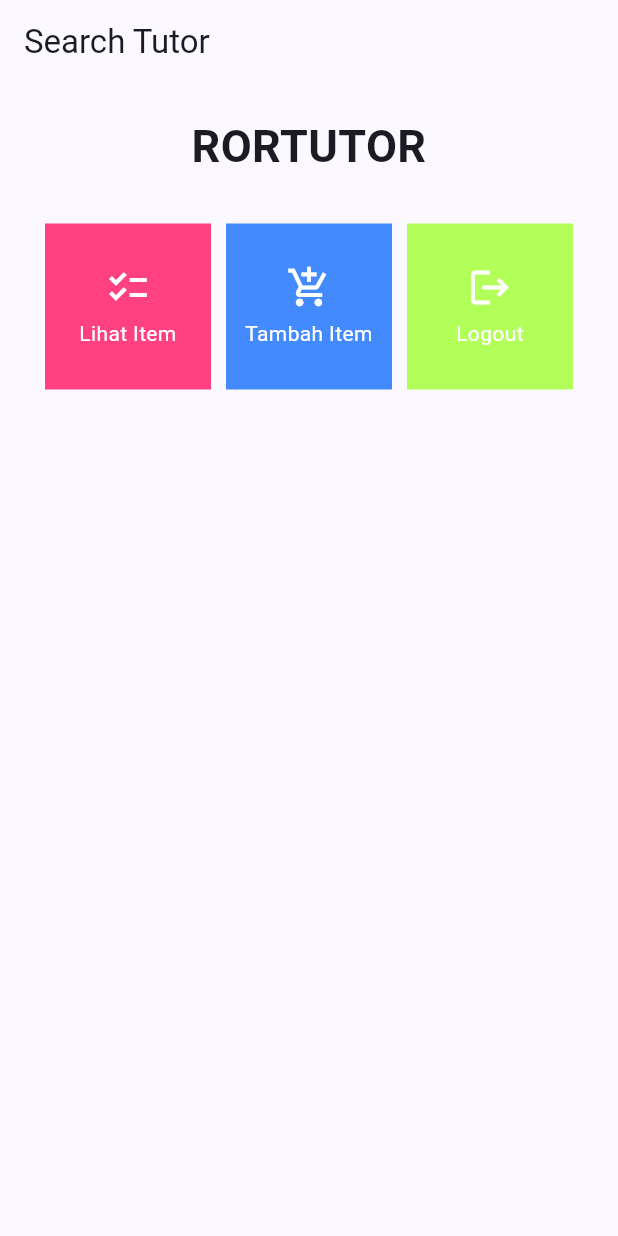
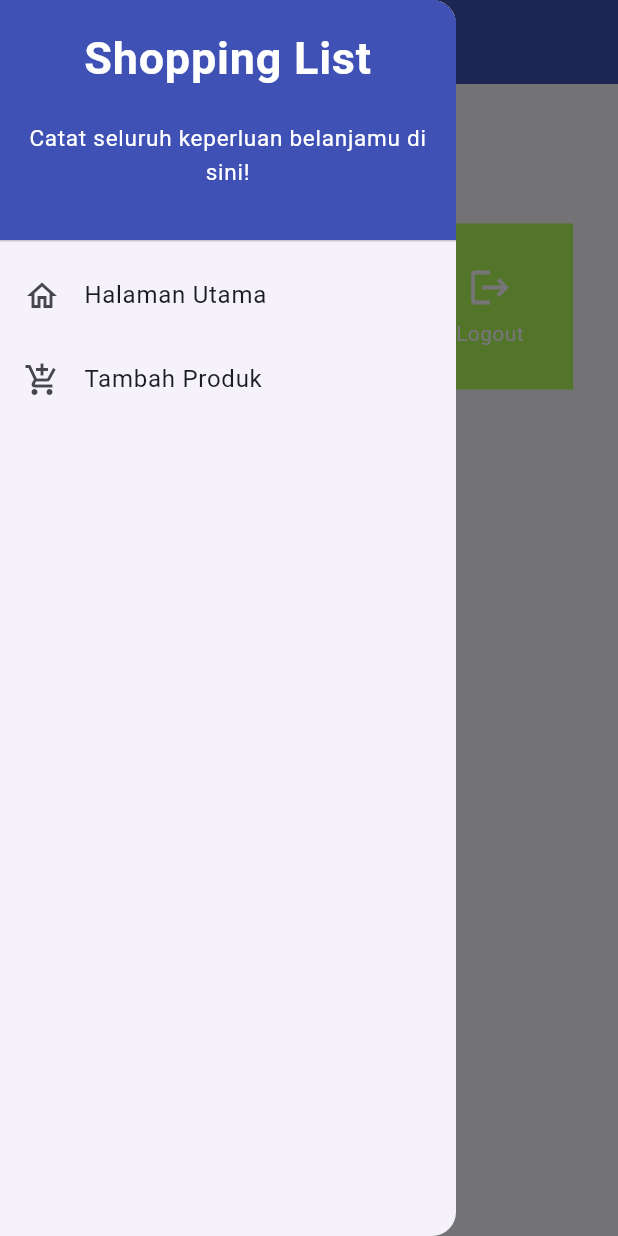
Before and after one commit to shafiroar/rortutor, a Flutter app: the screen it shows after launch, with the side drawer open (before the commit the screen has no drawer), on a phone screen of 412 x 824 dp. Run offline on Flutter 3.47's test engine with Material 2 defaults, Android fonts, the phone set to English and light mode, and no system bars.

Commit message:
Adding some changes

```diff
--- a/rortutor/lib/main.dart
+++ b/rortutor/lib/main.dart
@@ -1,5 +1,5 @@
 import 'package:flutter/material.dart';
-import 'package:rortutor/menu.dart';
+import 'package:rortutor/screens/menu.dart';
 
 void main() {
   runApp(const MyApp());
--- a/rortutor/lib/menu.dart
+++ b/rortutor/lib/screens/menu.dart
@@ -1,15 +1,15 @@
+
 import 'package:flutter/material.dart';
-
+import 'package:rortutor/screens/shoplist_form.dart';
+import 'package:rortutor/widgets/left_drawer.dart';
 
 class MyHomePage extends StatelessWidget {
-  MyHomePage({Key? key}) : super(key: key);
-
+   MyHomePage({Key? key}) : super(key: key);
   final List<ShopItem> items = [
     ShopItem("Lihat Item", Icons.checklist, Colors.pinkAccent),
     ShopItem("Tambah Item", Icons.add_shopping_cart, Colors.blueAccent),
     ShopItem("Logout", Icons.logout, Colors.lightGreenAccent),
-  ];
-
+];
   // This widget is the home page of your application. It is stateful, meaning
   // that it has a State object (defined below) that contains fields that affect
   // how it looks.
@@ -18,15 +18,18 @@
   // case the title) provided by the parent (in this case the App widget) and
   // used by the build method of the State. Fields in a Widget subclass are
   // always marked "final".
-
-  @override
-  Widget build(BuildContext context) {
-    return Scaffold(
+@override
+Widget build(BuildContext context) {
+  return Scaffold(
       appBar: AppBar(
         title: const Text(
-          'Search Tutor',
+          'Shopping List',
         ),
+        backgroundColor: Colors.indigo,
+        foregroundColor: Colors.white,
+
       ),
+      drawer : const LeftDrawer(),
       body: SingleChildScrollView(
         // Widget wrapper yang dapat discroll
         child: Padding(
@@ -38,7 +41,7 @@
                 padding: EdgeInsets.only(top: 10.0, bottom: 10.0),
                 // Widget Text untuk menampilkan tulisan dengan alignment center dan style yang sesuai
                 child: Text(
-                  'RORTUTOR', // Text yang menandakan toko
+                  'PBP Shop', // Text yang menandakan toko
                   textAlign: TextAlign.center,
                   style: TextStyle(
                     fontSize: 30,
@@ -89,10 +92,18 @@
         // Area responsive terhadap sentuhan
         onTap: () {
           // Memunculkan SnackBar ketika diklik
+          // Memunculkan SnackBar ketika diklik
           ScaffoldMessenger.of(context)
             ..hideCurrentSnackBar()
             ..showSnackBar(SnackBar(
                 content: Text("Kamu telah menekan tombol ${item.name}!")));
+
+          // Navigate ke route yang sesuai (tergantung jenis tombol)
+          if (item.name == "Tambah Item") {
+            // TODO: Gunakan Navigator.push untuk melakukan navigasi ke MaterialPageRoute yang mencakup ShopFormPage.
+            Navigator.push(context,
+            MaterialPageRoute(builder: (context) => const ShopFormPage()));
+          }
         },
         child: Container(
           // Container untuk menyimpan Icon dan Text
--- /dev/null
+++ b/rortutor/lib/widgets/left_drawer.dart
@@ -0,0 +1,72 @@
+// TODO Implement this library.
+  import 'package:flutter/material.dart';
+  import 'package:rortutor/screens/menu.dart';
+  import 'package:rortutor/screens/shoplist_form.dart';
+
+  class LeftDrawer extends StatelessWidget {
+    const LeftDrawer({super.key});
+
+    @override
+    Widget build(BuildContext context) {
+      return Drawer(
+        child: ListView(
+          children: [
+            const DrawerHeader(
+              decoration: BoxDecoration(
+                color: Colors.indigo,
+              ),
+              child: Column(
+                children: [
+                  Text(
+                    'Shopping List',
+                    textAlign: TextAlign.center,
+                    style: TextStyle(
+                      fontSize: 30,
+                      fontWeight: FontWeight.bold,
+                      color: Colors.white,
+                    ),
+                  ),
+                  Padding(padding: EdgeInsets.all(10)),
+                  Text(
+                    "Catat seluruh keperluan belanjamu di sini!",
+                      // TODO: Tambahkan gaya teks dengan center alignment, font ukuran 15, warna putih, dan weight biasa
+                    textAlign: TextAlign.center,
+                    style: TextStyle(
+                      fontSize: 15,
+                      fontWeight: FontWeight.normal,
+                      color: Colors.white,
+                    ),
+                  ),
+                ],
+              ),
+            ),
+            // TODO: Bagian routing
+              ListTile(
+                leading: const Icon(Icons.home_outlined),
+                title: const Text('Halaman Utama'),
+                // Bagian redirection ke MyHomePage
+                onTap: () {
+                  Navigator.pushReplacement(
+                      context,
+                      MaterialPageRoute(
+                        builder: (context) => MyHomePage(),
+                      ));
+                },
+              ),
+              ListTile(
+                leading: const Icon(Icons.add_shopping_cart),
+                title: const Text('Tambah Produk'),
+                // Bagian redirection ke ShopFormPage
+                onTap: () {
+                  Navigator.pushReplacement(
+                      context,
+                      MaterialPageRoute(
+                        builder: (context) => const ShopFormPage(),
+                      ));
+                },
+              ),
+          ],
+        ),
+      );
+    }
+  }
--- /dev/null
+++ b/rortutor/lib/widgets/shop_cart.dart
@@ -0,0 +1,61 @@
+import 'package:flutter/material.dart';
+import 'package:rortutor/screens/shoplist_form.dart';
+
+class ShopItem {
+  final String name;
+  final IconData icon;
+
+  ShopItem(this.name, this.icon);
+}
+
+class ShopCard extends StatelessWidget {
+  final ShopItem item;
+
+  const ShopCard(this.item, {super.key}); // Constructor
+
+  @override
+  Widget build(BuildContext context) {
+    return Material(
+      color: Colors.indigo,
+      child: InkWell(
+        // Area responsive terhadap sentuhan
+        onTap: () {
+          // Memunculkan SnackBar ketika diklik
+          // Memunculkan SnackBar ketika diklik
+          ScaffoldMessenger.of(context)
+            ..hideCurrentSnackBar()
+            ..showSnackBar(SnackBar(
+                content: Text("Kamu telah menekan tombol ${item.name}!")));
+
+          // Navigate ke route yang sesuai (tergantung jenis tombol)
+          if (item.name == "Tambah Produk") {
+            Navigator.push(context,
+            MaterialPageRoute(builder: (context) => const ShopFormPage()));
+          }
+        },
+        child: Container(
+          // Container untuk menyimpan Icon dan Text
+          padding: const EdgeInsets.all(8),
+          child: Center(
+            child: Column(
+              mainAxisAlignment: MainAxisAlignment.center,
+              children: [
+                Icon(
+                  item.icon,
+                  color: Colors.white,
+                  size: 30.0,
+                ),
+                const Padding(padding: EdgeInsets.all(3)),
+                Text(
+                  item.name,
+                  textAlign: TextAlign.center,
+                  style: const TextStyle(color: Colors.white),
+                ),
+              ],
+            ),
+          ),
+        ),
+      ),
+    );
+  }
+}
```
Also changed, not shown: rortutor/lib/screens/shoplist_form.dart (added, +167 -0 lines).
